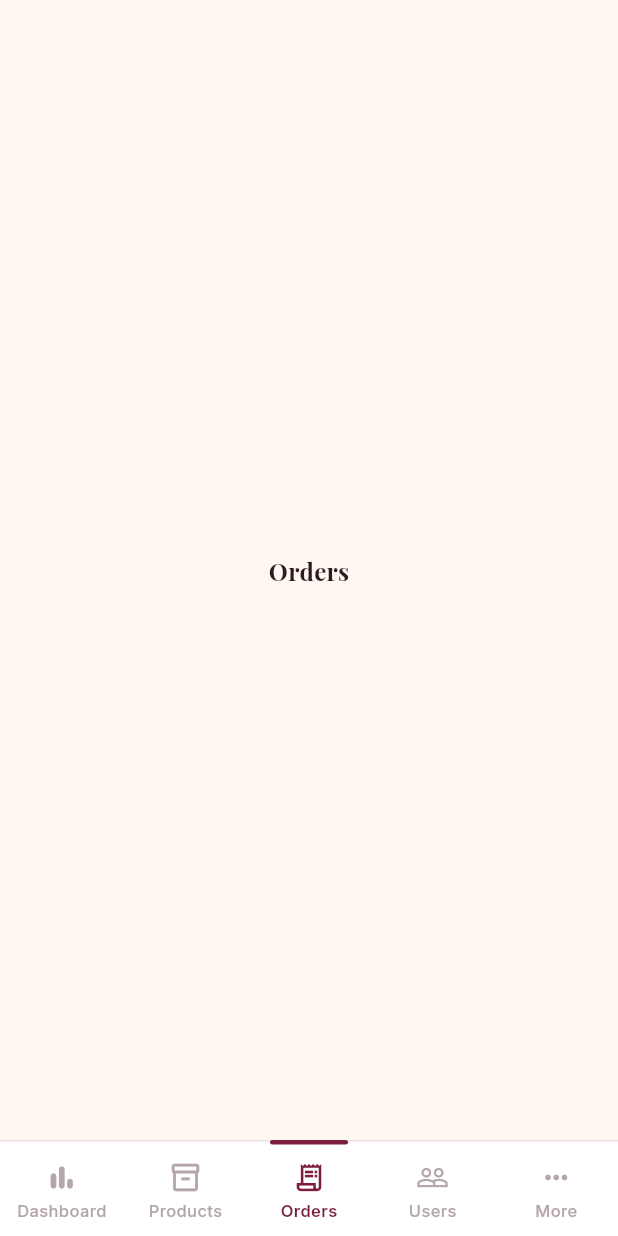
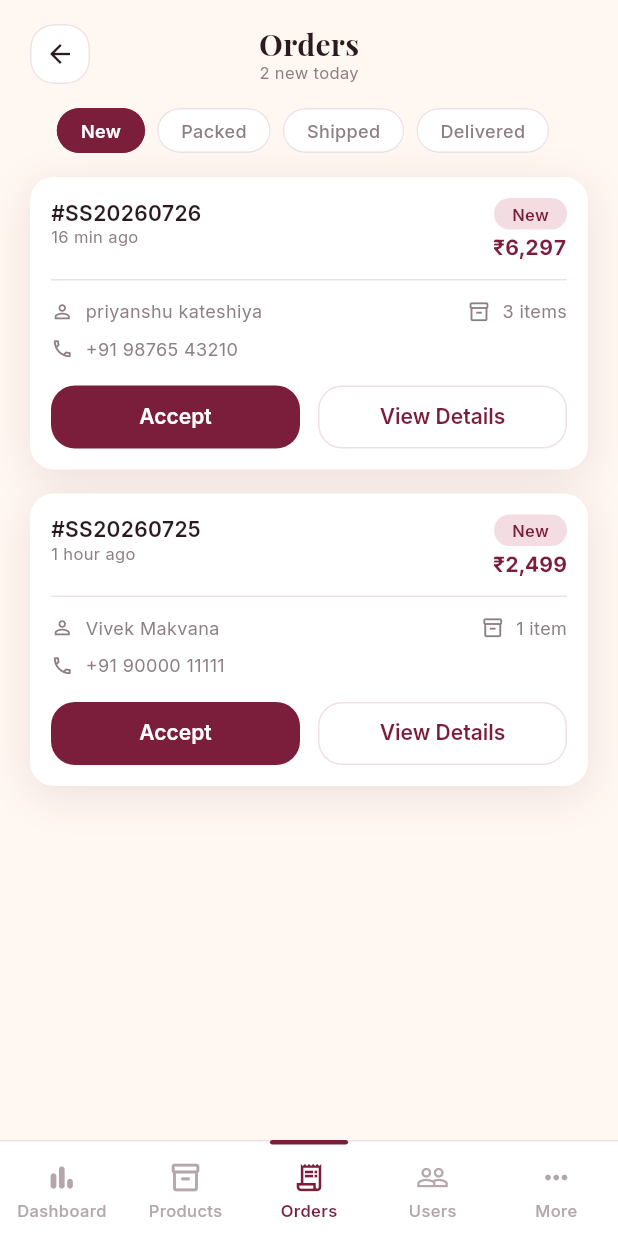
Before and after one commit to Ishitbhai/Shakti_Saree, a Flutter app: the screen it shows after launch, item 3 of the bottom bar chosen, on a phone screen of 412 x 824 dp. Run offline on Flutter 3.47's test engine with Material 3 defaults, Android fonts, the light colour scheme and no system bars; our stand-ins replace google_fonts.

Commit message:
Add the admin orders screen
Orders lists each order with its status pill, relative timestamp, amount
from paise, customer and item count, plus the action the status calls
for -- Accept, Ship or Mark Delivered -- alongside View Details. The
status chips filter the list.

Moves OrderStatus and StatusPill into lib/admin/shared so the dashboard
and orders depend on shared code rather than on each other, and lifts
the back-square-plus-centred-title header out of Products into
AdminPageHeader. Adds relativeTime and items formatters; the latter
fixes the dashboard rendering "1 items" for a single-item order.

```diff
--- a/lib/admin/dashboard/domain/dashboard_order.dart
+++ b/lib/admin/dashboard/domain/dashboard_order.dart
@@ -1,18 +1,4 @@
-/// Where an order sits in the fulfilment flow.
-///
-/// `isNew` rather than `new`, which is a reserved word.
-enum OrderStatus {
-  isNew('New'),
-  packed('Packed'),
-  shipped('Shipped'),
-  delivered('Delivered'),
-  cancelled('Cancelled');
-
-  const OrderStatus(this.label);
-
-  /// Text shown on the status pill.
-  final String label;
-}
+import '../../shared/domain/order_status.dart';
 
 /// One row of the dashboard's recent-orders list.
 ///
--- a/lib/admin/dashboard/presentation/dashboard_screen.dart
+++ b/lib/admin/dashboard/presentation/dashboard_screen.dart
@@ -2,6 +2,7 @@ import 'package:flutter/material.dart';
 
 import '../../../core/theme/app_colors.dart';
 import '../../../core/theme/app_spacing.dart';
+import '../../shared/domain/order_status.dart';
 import '../domain/dashboard_order.dart';
 import 'widgets/brand_monogram.dart';
 import 'widgets/dashboard_header.dart';
--- a/lib/admin/dashboard/presentation/widgets/order_tile.dart
+++ b/lib/admin/dashboard/presentation/widgets/order_tile.dart
@@ -5,7 +5,7 @@ import '../../../../core/theme/app_spacing.dart';
 import '../../../../core/theme/app_typography.dart';
 import '../../../../core/utils/formatters.dart';
 import '../../domain/dashboard_order.dart';
-import 'status_pill.dart';
+import '../../../shared/widgets/status_pill.dart';
 
 /// One row in the recent-orders list.
 class OrderTile extends StatelessWidget {
@@ -22,7 +22,7 @@ class OrderTile extends StatelessWidget {
   @override
   Widget build(BuildContext context) {
     final amount = Formatters.rupeesFromPaise(order.amountPaise);
-    final items = '${Formatters.count(order.itemCount)} items';
+    final items = Formatters.items(order.itemCount);
 
     return MergeSemantics(
       child: Semantics(
--- /dev/null
+++ b/lib/admin/orders/domain/admin_order.dart
@@ -0,0 +1,25 @@
+import '../../shared/domain/order_status.dart';
+
+/// One order in the admin orders list.
+///
+/// Money is held as paise; [placedAt] is an instant, not a display string, so
+/// the "16 min ago" wording is computed rather than stored.
+class AdminOrder {
+  const AdminOrder({
+    required this.id,
+    required this.customer,
+    required this.phone,
+    required this.itemCount,
+    required this.amountPaise,
+    required this.status,
+    required this.placedAt,
+  });
+
+  final String id;
+  final String customer;
+  final String phone;
+  final int itemCount;
+  final int amountPaise;
+  final OrderStatus status;
+  final DateTime placedAt;
+}
--- /dev/null
+++ b/lib/admin/orders/presentation/orders_screen.dart
@@ -0,0 +1,132 @@
+import 'package:flutter/material.dart';
+
+import '../../../core/theme/app_colors.dart';
+import '../../../core/theme/app_spacing.dart';
+import '../../../core/theme/app_typography.dart';
+import '../../../core/utils/formatters.dart';
+import '../../shared/domain/order_status.dart';
+import '../../shared/widgets/admin_page_header.dart';
+import '../domain/admin_order.dart';
+import 'widgets/order_card.dart';
+import 'widgets/status_filter_chips.dart';
+
+/// Admin orders list, filtered by fulfilment status.
+class OrdersScreen extends StatefulWidget {
+  const OrdersScreen({super.key});
+
+  /// The statuses an admin works through, in order.
+  static const List<OrderStatus> filters = [
+    OrderStatus.isNew,
+    OrderStatus.packed,
+    OrderStatus.shipped,
+    OrderStatus.delivered,
+  ];
+
+  @override
+  State<OrdersScreen> createState() => _OrdersScreenState();
+}
+
+class _OrdersScreenState extends State<OrdersScreen> {
+  OrderStatus _filter = OrderStatus.isNew;
+
+  /// Hardcoded until the repository lands. Timestamps are relative to now so
+  /// the "16 min ago" wording stays true however long the demo runs.
+  static List<AdminOrder> get _orders {
+    final now = DateTime.now();
+    return [
+      AdminOrder(
+        id: '#SS20260726',
+        customer: 'priyanshu kateshiya',
+        phone: '+91 98765 43210',
+        itemCount: 3,
+        amountPaise: 629700,
+        status: OrderStatus.isNew,
+        placedAt: now.subtract(const Duration(minutes: 16)),
+      ),
+      AdminOrder(
+        id: '#SS20260725',
+        customer: 'Vivek Makvana',
+        phone: '+91 90000 11111',
+        itemCount: 1,
+        amountPaise: 249900,
+        status: OrderStatus.isNew,
+        placedAt: now.subtract(const Duration(hours: 1)),
+      ),
+      AdminOrder(
+        id: '#SS20260724',
+        customer: 'Ishit vadhavana',
+        phone: '+91 91234 56789',
+        itemCount: 2,
+        amountPaise: 519800,
+        status: OrderStatus.packed,
+        placedAt: now.subtract(const Duration(days: 1)),
+      ),
+    ];
+  }
+
+  @override
+  Widget build(BuildContext context) {
+    final orders = _orders;
+    final visible = orders.where((o) => o.status == _filter).toList();
+    final newToday = orders.where((o) => o.status == OrderStatus.isNew).length;
+
+    return Scaffold(
+      backgroundColor: AppColors.background,
+      body: SafeArea(
+        child: Column(
+          children: [
+            AdminPageHeader(
+              title: 'Orders',
+              subtitle: '${Formatters.count(newToday)} new today',
+            ),
+            const SizedBox(height: AppSpacing.x2),
+            StatusFilterChips(
+              statuses: OrdersScreen.filters,
+              selected: _filter,
+              onSelect: (status) => setState(() => _filter = status),
+            ),
+            const SizedBox(height: AppSpacing.x4),
+            Expanded(
+              child: visible.isEmpty
+                  ? _EmptyState(status: _filter)
+                  : ListView.separated(
+                      padding: const EdgeInsets.fromLTRB(
+                        AppSpacing.x5,
+                        0,
+                        AppSpacing.x5,
+                        AppSpacing.x6,
+                      ),
+                      itemCount: visible.length,
+                      separatorBuilder: (_, _) =>
+                          const SizedBox(height: AppSpacing.x4),
+                      itemBuilder: (context, index) => OrderCard(
+                        order: visible[index],
+                        // Enabled but inert: the buttons are styled from the
+                        // design, and the handlers land with the repository.
+                        onPrimaryAction: () {},
+                        onViewDetails: () {},
+                      ),
+                    ),
+            ),
+          ],
+        ),
+      ),
+    );
+  }
+}
+
+class _EmptyState extends StatelessWidget {
+  const _EmptyState({required this.status});
+
+  final OrderStatus status;
+
+  @override
+  Widget build(BuildContext context) {
+    return Center(
+      child: Text(
+        'No ${status.label.toLowerCase()} orders',
+        style: AppTypography.bodySmall,
+      ),
+    );
+  }
+}
--- /dev/null
+++ b/lib/admin/orders/presentation/widgets/order_card.dart
@@ -0,0 +1,167 @@
+import 'package:flutter/material.dart';
+
+import '../../../../core/theme/app_colors.dart';
+import '../../../../core/theme/app_spacing.dart';
+import '../../../../core/theme/app_typography.dart';
+import '../../../../core/utils/formatters.dart';
+import '../../../shared/widgets/status_pill.dart';
+import '../../domain/admin_order.dart';
+
+/// One order in the admin list: header, customer details, and the two actions.
+class OrderCard extends StatelessWidget {
+  const OrderCard({
+    super.key,
+    required this.order,
+    this.onPrimaryAction,
+    this.onViewDetails,
+  });
+
+  final AdminOrder order;
+
+  /// Accept / Ship / Mark Delivered, depending on the status.
+  final VoidCallback? onPrimaryAction;
+
+  final VoidCallback? onViewDetails;
+
+  /// Straight from the design; not on the base-4 scale.
+  static const double _padding = 14;
+  static const double _actionHeight = 42;
+  static const double _detailIcon = 15;
+
+  @override
+  Widget build(BuildContext context) {
+    final action = order.status.nextActionLabel;
+
+    return DecoratedBox(
+      decoration: const BoxDecoration(
+        color: AppColors.surface,
+        borderRadius: AppRadii.cardRadius,
+        boxShadow: AppShadows.softShadow,
+      ),
+      child: Padding(
+        padding: const EdgeInsets.all(_padding),
+        child: Column(
+          crossAxisAlignment: CrossAxisAlignment.stretch,
+          children: [
+            Row(
+              crossAxisAlignment: CrossAxisAlignment.start,
+              children: [
+                Expanded(
+                  child: Column(
+                    crossAxisAlignment: CrossAxisAlignment.start,
+                    mainAxisSize: MainAxisSize.min,
+                    children: [
+                      Text(
+                        order.id,
+                        maxLines: 1,
+                        overflow: TextOverflow.ellipsis,
+                        style: AppTypography.titleMedium,
+                      ),
+                      Text(
+                        Formatters.relativeTime(order.placedAt),
+                        maxLines: 1,
+                        overflow: TextOverflow.ellipsis,
+                        style: AppTypography.caption,
+                      ),
+                    ],
+                  ),
+                ),
+                const SizedBox(width: AppSpacing.x2),
+                Column(
+                  crossAxisAlignment: CrossAxisAlignment.end,
+                  mainAxisSize: MainAxisSize.min,
+                  children: [
+                    StatusPill(status: order.status),
+                    const SizedBox(height: AppSpacing.x1),
+                    Text(
+                      Formatters.rupeesFromPaise(order.amountPaise),
+                      style: AppTypography.price,
+                    ),
+                  ],
+                ),
+              ],
+            ),
+            const SizedBox(height: AppSpacing.x3),
+            const Divider(),
+            const SizedBox(height: AppSpacing.x3),
+            Row(
+              children: [
+                Expanded(
+                  child: _Detail(
+                    icon: Icons.person_outline,
+                    text: order.customer,
+                  ),
+                ),
+                const SizedBox(width: AppSpacing.x2),
+                _Detail(
+                  icon: Icons.inventory_2_outlined,
+                  text: Formatters.items(order.itemCount),
+                ),
+              ],
+            ),
+            const SizedBox(height: AppSpacing.x2),
+            _Detail(icon: Icons.call_outlined, text: order.phone),
+            const SizedBox(height: AppSpacing.x4),
+            Row(
+              children: [
+                if (action != null) ...[
+                  Expanded(
+                    child: SizedBox(
+                      height: _actionHeight,
+                      child: FilledButton(
+                        onPressed: onPrimaryAction,
+                        child: Text(action),
+                      ),
+                    ),
+                  ),
+                  const SizedBox(width: AppSpacing.x3),
+                ],
+                Expanded(
+                  child: SizedBox(
+                    height: _actionHeight,
+                    child: OutlinedButton(
+                      onPressed: onViewDetails,
+                      child: const Text('View Details'),
+                    ),
+                  ),
+                ),
+              ],
+            ),
+          ],
+        ),
+      ),
+    );
+  }
+}
+
+class _Detail extends StatelessWidget {
+  const _Detail({required this.icon, required this.text});
+
+  final IconData icon;
+  final String text;
+
+  @override
+  Widget build(BuildContext context) {
+    return Row(
+      mainAxisSize: MainAxisSize.min,
+      children: [
+        ExcludeSemantics(
+          child: Icon(
+            icon,
+            size: OrderCard._detailIcon,
+            color: AppColors.textGrey,
+          ),
+        ),
+        const SizedBox(width: AppSpacing.x2),
+        Flexible(
+          child: Text(
+            text,
+            maxLines: 1,
+            overflow: TextOverflow.ellipsis,
+            style: AppTypography.bodySmall,
+          ),
+        ),
+      ],
+    );
+  }
+}
--- /dev/null
+++ b/lib/admin/orders/presentation/widgets/status_filter_chips.dart
@@ -0,0 +1,92 @@
+import 'package:flutter/material.dart';
+
+import '../../../../core/theme/app_colors.dart';
+import '../../../../core/theme/app_spacing.dart';
+import '../../../../core/theme/app_typography.dart';
+import '../../../shared/domain/order_status.dart';
+
+/// Horizontal row of status filters above the orders list.
+class StatusFilterChips extends StatelessWidget {
+  const StatusFilterChips({
+    super.key,
+    required this.statuses,
+    required this.selected,
+    required this.onSelect,
+  });
+
+  final List<OrderStatus> statuses;
+  final OrderStatus selected;
+  final ValueChanged<OrderStatus> onSelect;
+
+  @override
+  Widget build(BuildContext context) {
+    return SingleChildScrollView(
+      scrollDirection: Axis.horizontal,
+      padding: const EdgeInsets.symmetric(horizontal: AppSpacing.x5),
+      child: Row(
+        children: [
+          for (final status in statuses)
+            Padding(
+              padding: const EdgeInsets.only(right: AppSpacing.x2),
+              child: _Chip(
+                label: status.label,
+                selected: status == selected,
+                onTap: () => onSelect(status),
+              ),
+            ),
+        ],
+      ),
+    );
+  }
+}
+
+class _Chip extends StatelessWidget {
+  const _Chip({
+    required this.label,
+    required this.selected,
+    required this.onTap,
+  });
+
+  final String label;
+  final bool selected;
+  final VoidCallback onTap;
+
+  @override
+  Widget build(BuildContext context) {
+    return Semantics(
+      label: label,
+      button: true,
+      selected: selected,
+      child: Material(
+        color: selected ? AppColors.primary : AppColors.surface,
+        clipBehavior: Clip.antiAlias,
+        shape: RoundedRectangleBorder(
+          borderRadius: AppRadii.pillRadius,
+          side: BorderSide(
+            color: selected ? AppColors.primary : AppColors.border,
+          ),
+        ),
+        child: InkWell(
+          onTap: onTap,
+          child: Padding(
+            padding: const EdgeInsets.symmetric(
+              horizontal: AppSpacing.x4,
+              vertical: AppSpacing.x2,
+            ),
+            child: ExcludeSemantics(
+              child: Text(
+                label,
+                style: AppTypography.labelMedium.copyWith(
+                  color: selected
+                      ? AppColors.textOnPrimary
+                      : AppColors.textGrey,
+                  fontWeight: selected ? FontWeight.w600 : FontWeight.w500,
+                ),
+              ),
+            ),
+          ),
+        ),
+      ),
+    );
+  }
+}
--- a/lib/admin/products/presentation/products_screen.dart
+++ b/lib/admin/products/presentation/products_screen.dart
@@ -4,6 +4,7 @@ import '../../../core/theme/app_colors.dart';
 import '../../../core/theme/app_spacing.dart';
 import '../../../core/theme/app_typography.dart';
 import '../../../core/utils/formatters.dart';
+import '../../shared/widgets/admin_page_header.dart';
 import '../domain/product.dart';
 import 'widgets/product_tile.dart';
 
@@ -12,7 +13,6 @@ class ProductsScreen extends StatelessWidget {
   const ProductsScreen({super.key});
 
   static const double _screenPadding = AppSpacing.x5;
-  static const double _iconButton = 40;
 
   /// Hardcoded until the repository lands.
   static const List<Product> _products = [
@@ -65,7 +65,14 @@ class ProductsScreen extends StatelessWidget {
       body: SafeArea(
         child: Column(
           children: [
-            _ProductsAppBar(total: _products.length),
+            AdminPageHeader(
+              title: 'Products',
+              subtitle: '${Formatters.count(_products.length)} total',
+              action: const AdminHeaderAction(
+                icon: Icons.add,
+                label: 'Add product',
+              ),
+            ),
             const Padding(
               padding: EdgeInsets.fromLTRB(
                 _screenPadding,
@@ -99,85 +106,6 @@ class ProductsScreen extends StatelessWidget {
   }
 }
 
-class _ProductsAppBar extends StatelessWidget {
-  const _ProductsAppBar({required this.total});
-
-  final int total;
-
-  @override
-  Widget build(BuildContext context) {
-    return Padding(
-      padding: const EdgeInsets.fromLTRB(
-        ProductsScreen._screenPadding,
-        AppSpacing.x4,
-        ProductsScreen._screenPadding,
-        AppSpacing.x2,
-      ),
-      child: Row(
-        children: [
-          _SquareIconButton(
-            icon: Icons.arrow_back,
-            label: 'Back',
-            // Only pops when this screen was pushed; inside the tab shell
-            // there is nothing to go back to.
-            onTap: Navigator.canPop(context)
-                ? () => Navigator.pop(context)
-                : null,
-          ),
-          Expanded(
-            child: Column(
-              children: [
-                Text('Products', style: AppTypography.displaySmall),
-                Text(
-                  '${Formatters.count(total)} total',
-                  style: AppTypography.caption,
-                ),
-              ],
-            ),
-          ),
-          const _SquareIconButton(icon: Icons.add, label: 'Add product'),
-        ],
-      ),
-    );
-  }
-}
-
-class _SquareIconButton extends StatelessWidget {
-  const _SquareIconButton({
-    required this.icon,
-    required this.label,
-    this.onTap,
-  });
-
-  final IconData icon;
-  final String label;
-  final VoidCallback? onTap;
-
-  @override
-  Widget build(BuildContext context) {
-    return Semantics(
-      label: label,
-      button: true,
-      child: Material(
-        color: AppColors.surface,
-        clipBehavior: Clip.antiAlias,
-        shape: const RoundedRectangleBorder(
-          borderRadius: AppRadii.cardRadius,
-          side: BorderSide(color: AppColors.border),
-        ),
-        child: InkWell(
-          onTap: onTap,
-          child: SizedBox(
-            height: ProductsScreen._iconButton,
-            width: ProductsScreen._iconButton,
-            child: Icon(icon, size: 20, color: AppColors.textDark),
-          ),
-        ),
-      ),
-    );
-  }
-}
-
 class _SearchField extends StatelessWidget {
   const _SearchField();
 
--- /dev/null
+++ b/lib/admin/shared/domain/order_status.dart
@@ -0,0 +1,26 @@
+/// Where an order sits in the fulfilment flow.
+///
+/// Shared by the dashboard and the orders list, so it lives outside both.
+/// `isNew` rather than `new`, which is a reserved word.
+enum OrderStatus {
+  isNew('New'),
+  packed('Packed'),
+  shipped('Shipped'),
+  delivered('Delivered'),
+  cancelled('Cancelled');
+
+  const OrderStatus(this.label);
+
+  /// Text shown on the status pill and the filter chips.
+  final String label;
+
+  /// The one action an admin is expected to take next, or null when the order
+  /// needs nothing further.
+  String? get nextActionLabel => switch (this) {
+    OrderStatus.isNew => 'Accept',
+    OrderStatus.packed => 'Ship',
+    OrderStatus.shipped => 'Mark Delivered',
+    OrderStatus.delivered => null,
+    OrderStatus.cancelled => null,
+  };
+}
--- /dev/null
+++ b/lib/admin/shared/widgets/admin_page_header.dart
@@ -0,0 +1,119 @@
+import 'package:flutter/material.dart';
+
+import '../../../core/theme/app_colors.dart';
+import '../../../core/theme/app_spacing.dart';
+import '../../../core/theme/app_typography.dart';
+
+/// Header used by the admin list screens: a back square, a centred title with
+/// a count beneath it, and an optional action on the right.
+///
+/// When there is no [action] an invisible square takes its place, so the title
+/// stays optically centred.
+class AdminPageHeader extends StatelessWidget {
+  const AdminPageHeader({
+    super.key,
+    required this.title,
+    required this.subtitle,
+    this.action,
+  });
+
+  final String title;
+  final String subtitle;
+  final AdminHeaderAction? action;
+
+  static const double squareSize = 40;
+
+  @override
+  Widget build(BuildContext context) {
+    final trailing = action;
+
+    return Padding(
+      padding: const EdgeInsets.fromLTRB(
+        AppSpacing.x5,
+        AppSpacing.x4,
+        AppSpacing.x5,
+        AppSpacing.x2,
+      ),
+      child: Row(
+        children: [
+          AdminHeaderSquare(
+            icon: Icons.arrow_back,
+            label: 'Back',
+            // Only pops when this screen was pushed; inside the tab shell
+            // there is nothing to go back to.
+            onTap: Navigator.canPop(context)
+                ? () => Navigator.pop(context)
+                : null,
+          ),
+          Expanded(
+            child: Column(
+              children: [
+                Text(title, style: AppTypography.displaySmall),
+                Text(subtitle, style: AppTypography.caption),
+              ],
+            ),
+          ),
+          if (trailing == null)
+            const SizedBox.square(dimension: squareSize)
+          else
+            AdminHeaderSquare(
+              icon: trailing.icon,
+              label: trailing.label,
+              onTap: trailing.onTap,
+            ),
+        ],
+      ),
+    );
+  }
+}
+
+/// The right-hand action of an [AdminPageHeader].
+class AdminHeaderAction {
+  const AdminHeaderAction({
+    required this.icon,
+    required this.label,
+    this.onTap,
+  });
+
+  final IconData icon;
+  final String label;
+  final VoidCallback? onTap;
+}
+
+/// Bordered square icon button used at both ends of the header.
+class AdminHeaderSquare extends StatelessWidget {
+  const AdminHeaderSquare({
+    super.key,
+    required this.icon,
+    required this.label,
+    this.onTap,
+  });
+
+  final IconData icon;
+  final String label;
+  final VoidCallback? onTap;
+
+  @override
+  Widget build(BuildContext context) {
+    return Semantics(
+      label: label,
+      button: true,
+      child: Material(
+        color: AppColors.surface,
+        clipBehavior: Clip.antiAlias,
+        shape: const RoundedRectangleBorder(
+          borderRadius: AppRadii.cardRadius,
+          side: BorderSide(color: AppColors.border),
+        ),
+        child: InkWell(
+          onTap: onTap,
+          child: SizedBox(
+            height: AdminPageHeader.squareSize,
+            width: AdminPageHeader.squareSize,
+            child: Icon(icon, size: 20, color: AppColors.textDark),
+          ),
+        ),
+      ),
+    );
+  }
+}
--- a/lib/admin/dashboard/presentation/widgets/status_pill.dart
+++ b/lib/admin/shared/widgets/status_pill.dart
@@ -1,8 +1,8 @@
 import 'package:flutter/material.dart';
 
-import '../../../../core/theme/app_colors.dart';
-import '../../../../core/widgets/tinted_pill.dart';
-import '../../domain/dashboard_order.dart';
+import '../../../core/theme/app_colors.dart';
+import '../../../core/widgets/tinted_pill.dart';
+import '../domain/order_status.dart';
 
 /// Status chip for an order.
 ///
--- a/lib/admin/shell/presentation/admin_shell.dart
+++ b/lib/admin/shell/presentation/admin_shell.dart
@@ -3,6 +3,7 @@ import 'package:flutter/material.dart';
 import '../../../core/theme/app_colors.dart';
 import '../../../core/theme/app_typography.dart';
 import '../../dashboard/presentation/dashboard_screen.dart';
+import '../../orders/presentation/orders_screen.dart';
 import '../../products/presentation/products_screen.dart';
 import 'widgets/admin_bottom_nav.dart';
 
@@ -30,7 +31,7 @@ class _AdminShellState extends State<AdminShell> {
         children: const [
           DashboardScreen(),
           ProductsScreen(),
-          _NotBuiltYet(title: 'Orders'),
+          OrdersScreen(),
           _NotBuiltYet(title: 'Users'),
           _NotBuiltYet(title: 'More'),
         ],
--- a/lib/core/utils/formatters.dart
+++ b/lib/core/utils/formatters.dart
@@ -32,4 +32,28 @@ class Formatters {
 
   /// `26 Jul 2026`.
   static String date(DateTime value) => _date.format(value);
+
+  /// How long ago something happened, worded the way the designs word it.
+  ///
+  /// Falls back to [date] past a week, because '23 days ago' reads worse than
+  /// the date itself. Pass [now] to make callers testable.
+  static String relativeTime(DateTime value, {DateTime? now}) {
+    final elapsed = (now ?? DateTime.now()).difference(value);
+
+    if (elapsed.inMinutes < 1) return 'just now';
+    if (elapsed.inMinutes < 60) return '${elapsed.inMinutes} min ago';
+    if (elapsed.inHours < 24) {
+      final plural = elapsed.inHours == 1 ? '' : 's';
+      return '${elapsed.inHours} hour$plural ago';
+    }
+    if (elapsed.inDays == 1) return 'yesterday';
+    if (elapsed.inDays < 7) return '${elapsed.inDays} days ago';
+    return date(value);
+  }
+
+  /// `1 item` / `3 items` — the singular matters in the designs.
+  static String items(int quantity) {
+    final plural = quantity == 1 ? '' : 's';
+    return '${count(quantity)} item$plural';
+  }
 }
```
Also changed, not shown: 1 other file.
